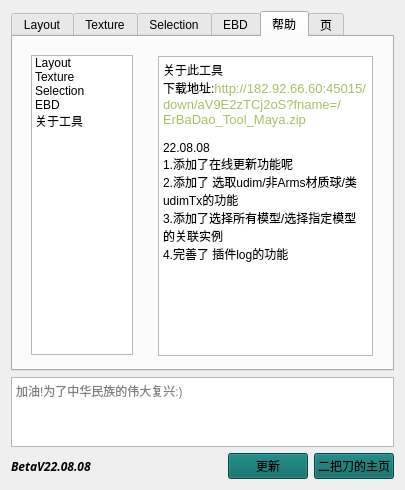
dongpingyao/ErBaDao_Tool_Maya, file ui/Ebd_Tools_maya.ui: the form before one commit.
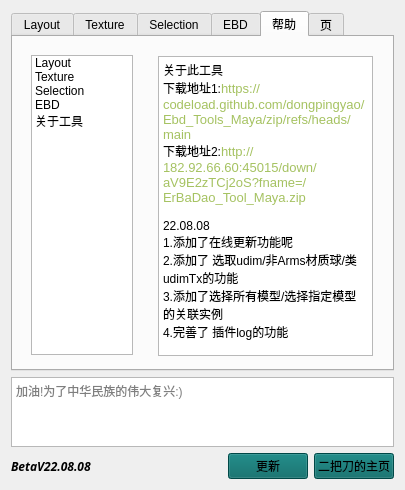
The form after the commit. The open tabs and pages were chosen to show the change.

Commit message: 更新了帮助说明

Diff of the .ui file:
```diff
--- a/ui/Ebd_Tools_maya.ui
+++ b/ui/Ebd_Tools_maya.ui
@@ -2259,7 +2259,8 @@
 p, li { white-space: pre-wrap; }
 &lt;/style&gt;&lt;/head&gt;&lt;body style=&quot; font-family:'SimSun'; font-size:9pt; font-weight:400; font-style:normal;&quot;&gt;
 &lt;p style=&quot; margin-top:0px; margin-bottom:0px; margin-left:0px; margin-right:0px; -qt-block-indent:0; text-indent:0px;&quot;&gt;关于此工具&lt;/p&gt;
-&lt;p style=&quot; margin-top:0px; margin-bottom:0px; margin-left:0px; margin-right:0px; -qt-block-indent:0; text-indent:0px;&quot;&gt;下载地址:&lt;span style=&quot; font-family:'Consolas,monospace'; font-size:9.8pt; color:#a5c261;&quot;&gt;http://182.92.66.60:45015/down/aV9E2zTCj2oS?fname=/ErBaDao_Tool_Maya.zip&lt;/span&gt;&lt;/p&gt;
+&lt;p style=&quot; margin-top:0px; margin-bottom:0px; margin-left:0px; margin-right:0px; -qt-block-indent:0; text-indent:0px;&quot;&gt;下载地址1:&lt;span style=&quot; font-family:'Consolas','monospace'; font-size:9.8pt; color:#a5c261;&quot;&gt;https://codeload.github.com/dongpingyao/Ebd_Tools_Maya/zip/refs/heads/main&lt;/span&gt;&lt;/p&gt;
+&lt;p style=&quot; margin-top:0px; margin-bottom:0px; margin-left:0px; margin-right:0px; -qt-block-indent:0; text-indent:0px;&quot;&gt;下载地址2:&lt;span style=&quot; font-family:'Consolas,monospace'; font-size:9.8pt; color:#a5c261;&quot;&gt;http://182.92.66.60:45015/down/aV9E2zTCj2oS?fname=/ErBaDao_Tool_Maya.zip&lt;/span&gt;&lt;/p&gt;
 &lt;p style=&quot;-qt-paragraph-type:empty; margin-top:0px; margin-bottom:0px; margin-left:0px; margin-right:0px; -qt-block-indent:0; text-indent:0px;&quot;&gt;&lt;br /&gt;&lt;/p&gt;
 &lt;p style=&quot; margin-top:0px; margin-bottom:0px; margin-left:0px; margin-right:0px; -qt-block-indent:0; text-indent:0px;&quot;&gt;22.08.08&lt;/p&gt;
 &lt;p style=&quot; margin-top:0px; margin-bottom:0px; margin-left:0px; margin-right:0px; -qt-block-indent:0; text-indent:0px;&quot;&gt;1.添加了在线更新功能呢&lt;/p&gt;
```
Left out of the diff: 2 changed lines with no effect on the pictures.
